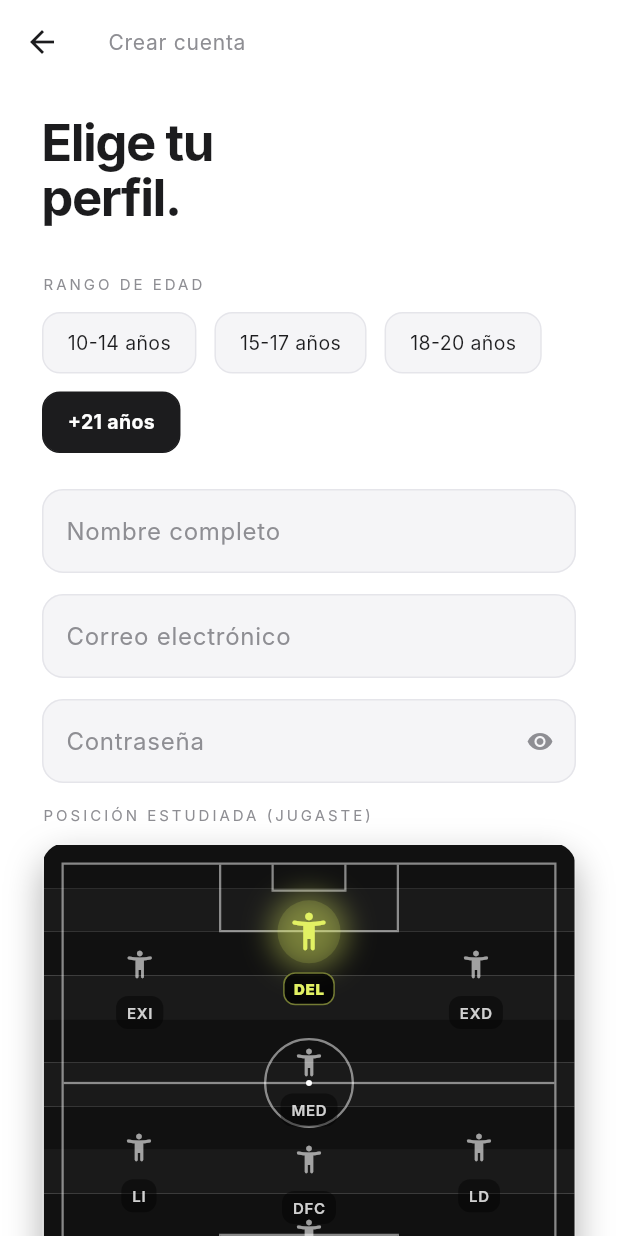
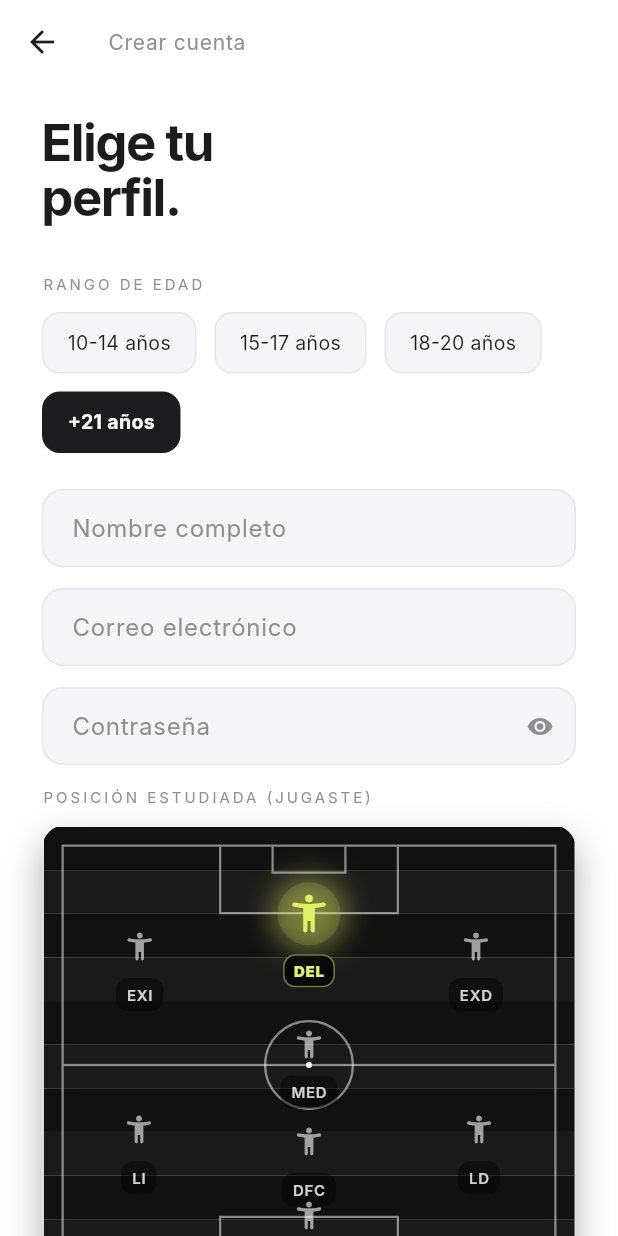
Before and after one commit to rommer1997/PV1, a Flutter app: the screen it shows after launch, after a tap on the "nightlight round" icon, after a tap on "Crear cuenta", on a phone screen of 412 x 824 dp. Run offline on Flutter 3.47's test engine with Material 3 defaults, Android fonts, the phone set to English and light mode, and no system bars; our stand-ins replace flutter_riverpod, image_picker, qr_flutter, shared_preferences; Roboto replaces fonts that are missing (Inter).

Commit message:
Rediseña el tema base de la app con estilo moderno

```diff
--- a/lib/main.dart
+++ b/lib/main.dart
@@ -1,11 +1,11 @@
 import 'package:flutter/material.dart';
 import 'package:flutter/services.dart';
 import 'package:flutter_riverpod/flutter_riverpod.dart';
+import 'models/app_user.dart';
+import 'providers/theme_provider.dart';
 import 'screens/auth/welcome_screen.dart';
+import 'services/user_storage_service.dart';
 import 'shell/role_shell.dart';
-import 'providers/theme_provider.dart';
-import 'models/app_user.dart';
-import 'services/user_storage_service.dart';
 import 'widgets/onboarding_welcome_overlay.dart';
 
 void main() async {
@@ -17,7 +17,6 @@ void main() async {
     ),
   );
 
-  // Comprobar si hay sesión guardada al arrancar
   final savedUser = await UserStorageService.loadSession();
 
   runApp(ProviderScope(child: CanteraApp(loggedInUser: savedUser)));
@@ -31,11 +30,9 @@ class CanteraApp extends ConsumerWidget {
   Widget build(BuildContext context, WidgetRef ref) {
     final themeMode = ref.watch(themeProvider);
 
-    // Si hay sesión guardada, navegar directo al rol correspondiente
     Widget home;
     if (loggedInUser != null) {
       final appUser = loggedInUser!.toAppUser();
-      // Registrar en el provider después de que el árbol esté listo
       WidgetsBinding.instance.addPostFrameCallback((_) {
         ref.read(sessionProvider.notifier).login(appUser);
       });
@@ -56,59 +53,161 @@ class CanteraApp extends ConsumerWidget {
     );
   }
 
-  ThemeData _buildDarkTheme() => ThemeData(
-    brightness: Brightness.dark,
-    scaffoldBackgroundColor: Colors.black,
-    fontFamily: 'Inter',
-    colorScheme: const ColorScheme.dark(
-      primary: Colors.white,
-      surface: Colors.black,
-    ),
-    inputDecorationTheme: InputDecorationTheme(
+  ThemeData _buildDarkTheme() {
+    const surface = Color(0xFF0F1115);
+    const card = Color(0xFF161A23);
+    const outline = Color(0xFF2C3444);
+
+    final base = ThemeData(
+      brightness: Brightness.dark,
+      scaffoldBackgroundColor: surface,
+      fontFamily: 'Inter',
+      useMaterial3: true,
+      colorScheme: const ColorScheme.dark(
+        primary: Color(0xFF7C9BFF),
+        secondary: Color(0xFF42E0C1),
+        surface: surface,
+        error: Color(0xFFFF6B7A),
+      ),
+    );
+
+    return base.copyWith(
+      appBarTheme: const AppBarTheme(
+        backgroundColor: surface,
+        foregroundColor: Colors.white,
+        elevation: 0,
+        centerTitle: false,
+        systemOverlayStyle: SystemUiOverlayStyle.light,
+      ),
+      cardTheme: CardThemeData(
+        color: card,
+        elevation: 0,
+        shape: RoundedRectangleBorder(
+          borderRadius: BorderRadius.circular(20),
+          side: const BorderSide(color: outline, width: 1),
+        ),
+      ),
+      inputDecorationTheme: _buildInputTheme(
+        fillColor: card,
+        borderColor: outline,
+        focusColor: const Color(0xFF7C9BFF),
+        hintColor: Colors.white38,
+        labelColor: Colors.white70,
+      ),
+      elevatedButtonTheme: ElevatedButtonThemeData(
+        style: ElevatedButton.styleFrom(
+          minimumSize: const Size.fromHeight(54),
+          backgroundColor: const Color(0xFF7C9BFF),
+          foregroundColor: Colors.black,
+          shape: RoundedRectangleBorder(
+            borderRadius: BorderRadius.circular(16),
+          ),
+          textStyle: const TextStyle(fontWeight: FontWeight.w700, fontSize: 16),
+        ),
+      ),
+      outlinedButtonTheme: OutlinedButtonThemeData(
+        style: OutlinedButton.styleFrom(
+          minimumSize: const Size.fromHeight(54),
+          foregroundColor: Colors.white,
+          side: const BorderSide(color: outline),
+          shape: RoundedRectangleBorder(
+            borderRadius: BorderRadius.circular(16),
+          ),
+        ),
+      ),
+    );
+  }
+
+  ThemeData _buildLightTheme() {
+    const surface = Color(0xFFF4F6FB);
+    const card = Colors.white;
+    const outline = Color(0xFFE1E7F3);
+
+    final base = ThemeData(
+      brightness: Brightness.light,
+      scaffoldBackgroundColor: surface,
+      fontFamily: 'Inter',
+      useMaterial3: true,
+      colorScheme: const ColorScheme.light(
+        primary: Color(0xFF2D4EF5),
+        secondary: Color(0xFF13B89A),
+        surface: surface,
+        error: Color(0xFFDD3F55),
+      ),
+    );
+
+    return base.copyWith(
+      appBarTheme: const AppBarTheme(
+        backgroundColor: surface,
+        foregroundColor: Color(0xFF151A24),
+        elevation: 0,
+        centerTitle: false,
+        systemOverlayStyle: SystemUiOverlayStyle.dark,
+      ),
+      cardTheme: CardThemeData(
+        color: card,
+        elevation: 0,
+        shape: RoundedRectangleBorder(
+          borderRadius: BorderRadius.circular(20),
+          side: const BorderSide(color: outline, width: 1),
+        ),
+      ),
+      inputDecorationTheme: _buildInputTheme(
+        fillColor: card,
+        borderColor: outline,
+        focusColor: const Color(0xFF2D4EF5),
+        hintColor: const Color(0xFF6D7587),
+        labelColor: const Color(0xFF5C6373),
+      ),
+      elevatedButtonTheme: ElevatedButtonThemeData(
+        style: ElevatedButton.styleFrom(
+          minimumSize: const Size.fromHeight(54),
+          backgroundColor: const Color(0xFF2D4EF5),
+          foregroundColor: Colors.white,
+          shape: RoundedRectangleBorder(
+            borderRadius: BorderRadius.circular(16),
+          ),
+          textStyle: const TextStyle(fontWeight: FontWeight.w700, fontSize: 16),
+        ),
+      ),
+      outlinedButtonTheme: OutlinedButtonThemeData(
+        style: OutlinedButton.styleFrom(
+          minimumSize: const Size.fromHeight(54),
+          foregroundColor: const Color(0xFF151A24),
+          side: const BorderSide(color: outline),
+          shape: RoundedRectangleBorder(
+            borderRadius: BorderRadius.circular(16),
+          ),
+        ),
+      ),
+    );
+  }
+
+  InputDecorationTheme _buildInputTheme({
+    required Color fillColor,
+    required Color borderColor,
+    required Color focusColor,
+    required Color hintColor,
+    required Color labelColor,
+  }) {
+    return InputDecorationTheme(
       filled: true,
-      fillColor: const Color(0xFF0A0A0A),
+      fillColor: fillColor,
+      contentPadding: const EdgeInsets.symmetric(horizontal: 16, vertical: 14),
       border: OutlineInputBorder(
-        borderRadius: BorderRadius.circular(14),
-        borderSide: const BorderSide(color: Colors.white10),
+        borderRadius: BorderRadius.circular(16),
+        borderSide: BorderSide(color: borderColor),
       ),
       enabledBorder: OutlineInputBorder(
-        borderRadius: BorderRadius.circular(14),
-        borderSide: const BorderSide(color: Colors.white10),
+        borderRadius: BorderRadius.circular(16),
+        borderSide: BorderSide(color: borderColor),
       ),
       focusedBorder: OutlineInputBorder(
-        borderRadius: BorderRadius.circular(14),
-        borderSide: const BorderSide(color: Colors.white54),
+        borderRadius: BorderRadius.circular(16),
+        borderSide: BorderSide(color: focusColor, width: 1.4),
       ),
-      hintStyle: const TextStyle(color: Colors.white24),
-      labelStyle: const TextStyle(color: Colors.white54),
-    ),
-  );
-
-  ThemeData _buildLightTheme() => ThemeData(
-    brightness: Brightness.light,
-    scaffoldBackgroundColor: Colors.white,
-    fontFamily: 'Inter',
-    colorScheme: const ColorScheme.light(
-      primary: Color(0xFF1C1C1E),
-      surface: Colors.white,
-    ),
-    inputDecorationTheme: InputDecorationTheme(
-      filled: true,
-      fillColor: const Color(0xFFF5F5F7),
-      border: OutlineInputBorder(
-        borderRadius: BorderRadius.circular(14),
-        borderSide: const BorderSide(color: Color(0xFFE5E5EA)),
-      ),
-      enabledBorder: OutlineInputBorder(
-        borderRadius: BorderRadius.circular(14),
-        borderSide: const BorderSide(color: Color(0xFFE5E5EA)),
-      ),
-      focusedBorder: OutlineInputBorder(
-        borderRadius: BorderRadius.circular(14),
-        borderSide: const BorderSide(color: Color(0xFF1C1C1E)),
-      ),
-      hintStyle: const TextStyle(color: Color(0xFF8E8E93)),
-      labelStyle: const TextStyle(color: Color(0xFF8E8E93)),
-    ),
-  );
+      hintStyle: TextStyle(color: hintColor),
+      labelStyle: TextStyle(color: labelColor),
+    );
+  }
 }
```
